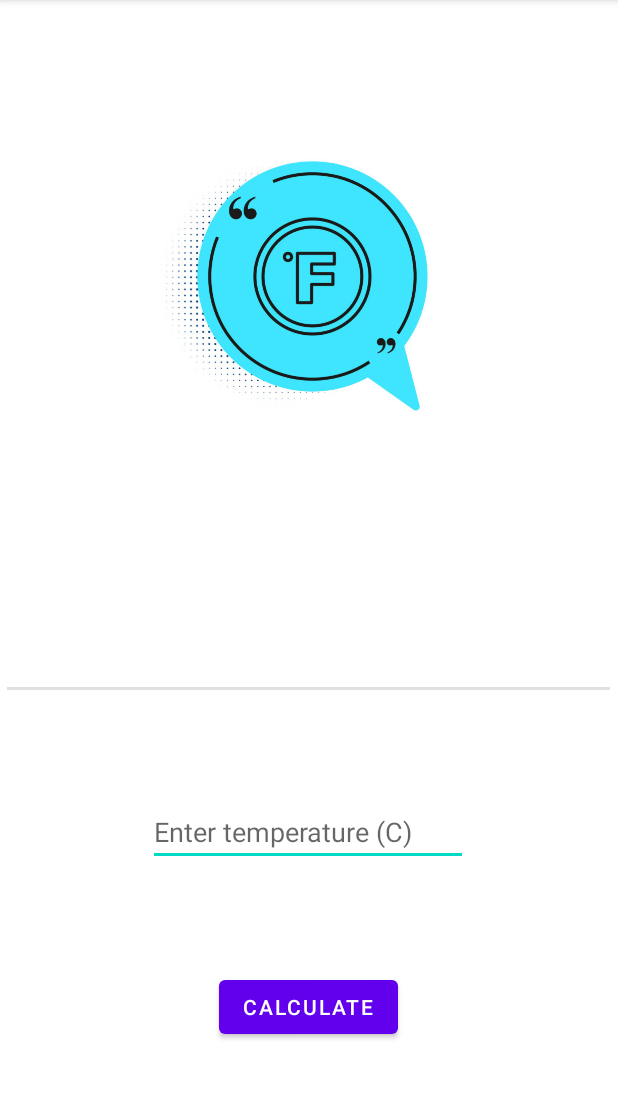
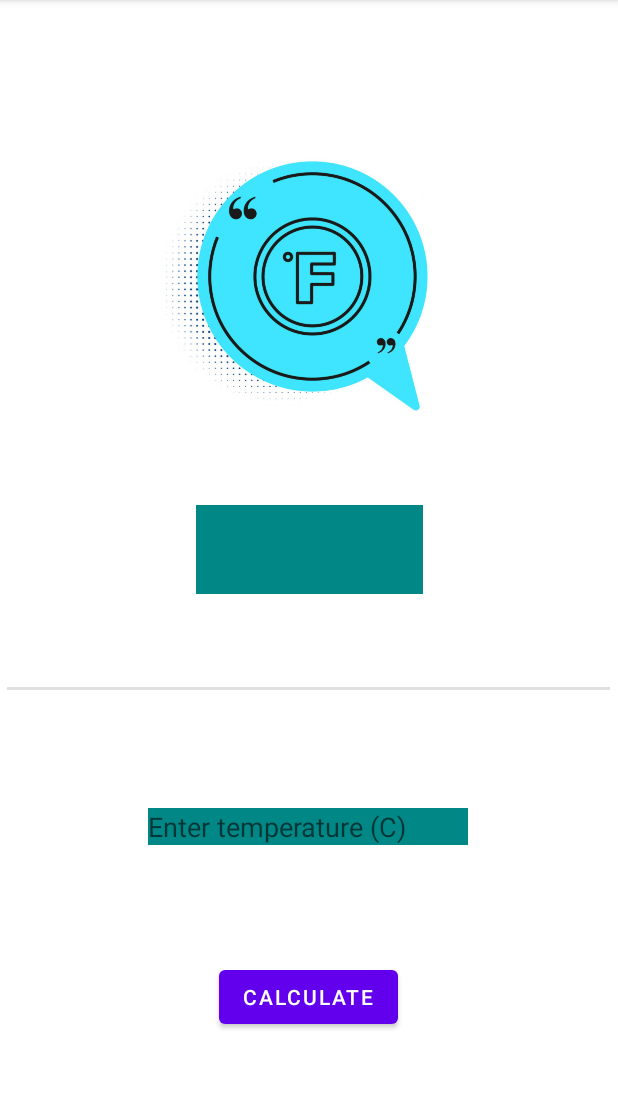
Before and after one commit to cainlouis/Temperature_Converter, an Android app: the screen it shows after launch (MainActivity), on a phone screen of 412 x 824 dp, the part 84-1183 px from its top. Run offline under Robolectric (Android 15) with nearby library versions, the phone set to English and light mode, and no system bars.

Commit message:
add styles and colors

```diff
--- a/app/build.gradle
+++ b/app/build.gradle
@@ -29,6 +29,8 @@ android {
     kotlinOptions {
         jvmTarget = '1.8'
     }
+    compileSdkVersion 31
+    buildToolsVersion '31.0.0'
 }
 
 dependencies {
--- a/app/src/main/res/layout-sw600dp/activity_main.xml
+++ b/app/src/main/res/layout-sw600dp/activity_main.xml
@@ -7,25 +7,45 @@
 
     <EditText
         android:id="@+id/editTextTextPersonName"
-        android:layout_width="wrap_content"
-        android:layout_height="wrap_content"
+        style="@style/widthSize.EditText"
         android:layout_marginStart="31dp"
         android:layout_marginLeft="31dp"
         android:layout_marginTop="542dp"
         android:ems="10"
-        android:inputType="textPersonName"
-        android:text="Name"
+        android:hint="@string/hint_editText"
         app:layout_constraintStart_toStartOf="parent"
         app:layout_constraintTop_toTopOf="parent" />
 
-    <TextView
-        android:id="@+id/textView"
+    <Button
+        android:id="@+id/button"
         android:layout_width="wrap_content"
         android:layout_height="wrap_content"
-        android:layout_marginBottom="69dp"
-        android:text="TextView"
-        app:layout_constraintBottom_toTopOf="@+id/editTextTextPersonName"
+        android:layout_marginStart="86dp"
+        android:layout_marginLeft="86dp"
+        android:text="@string/calculate_btn"
+        app:layout_constraintBaseline_toBaselineOf="@+id/editTextTextPersonName"
+        app:layout_constraintStart_toEndOf="@+id/editTextTextPersonName" />
+
+    <TextView
+        android:id="@+id/textView2"
+        android:layout_width="81dp"
+        android:layout_height="0dp"
+        android:layout_marginStart="115dp"
+        android:layout_marginLeft="115dp"
+        android:layout_marginTop="8dp"
+        app:layout_constraintStart_toEndOf="@+id/button"
+        app:layout_constraintTop_toTopOf="@+id/button" />
+
+    <ImageView
+        android:id="@+id/imageView"
+        android:layout_width="205dp"
+        android:layout_height="201dp"
+        android:layout_marginTop="460dp"
+        android:clickable="false"
         app:layout_constraintEnd_toEndOf="parent"
-        app:layout_constraintHorizontal_bias="0.081"
-        app:layout_constraintStart_toStartOf="parent" />
+        app:layout_constraintHorizontal_bias="0.936"
+        app:layout_constraintStart_toStartOf="parent"
+        app:layout_constraintTop_toTopOf="parent"
+        app:srcCompat="@drawable/default_img" />
+
 </androidx.constraintlayout.widget.ConstraintLayout>
--- a/app/src/main/res/layout/activity_main.xml
+++ b/app/src/main/res/layout/activity_main.xml
@@ -8,11 +8,10 @@
 
     <EditText
         android:id="@+id/InputTextNumber"
-        android:layout_width="wrap_content"
-        android:layout_height="wrap_content"
+        style="@style/widthSize.EditText"
         android:layout_marginTop="15dp"
         android:ems="10"
-        android:hint="Enter temperature (C)"
+        android:hint="@string/hint_editText"
         android:inputType="number"
         app:layout_constraintBottom_toTopOf="@+id/CalculateButton"
         app:layout_constraintEnd_toEndOf="parent"
@@ -27,7 +26,7 @@
         android:layout_height="wrap_content"
         android:layout_marginTop="14dp"
         android:layout_marginBottom="16dp"
-        android:text="Calculate"
+        android:text="@string/calculate_btn"
         app:layout_constraintBottom_toBottomOf="parent"
         app:layout_constraintEnd_toEndOf="parent"
         app:layout_constraintHorizontal_bias="0.498"
@@ -48,6 +47,7 @@
 
     <TextView
         android:id="@+id/ResultTextView"
+        style="@style/widthSize.TextView1"
         android:layout_width="151dp"
         android:layout_height="59dp"
         android:layout_marginTop="24dp"
--- a/app/src/main/res/values/strings.xml
+++ b/app/src/main/res/values/strings.xml
@@ -1,3 +1,5 @@
 <resources>
     <string name="app_name">TemperatureConverter</string>
+    <string name="hint_editText">Enter temperature (C)</string>
+    <string name="calculate_btn">Calculate</string>
 </resources>
--- a/app/src/main/res/values/syles.xml
+++ b/app/src/main/res/values/syles.xml
@@ -1,5 +1,20 @@
 <?xml version="1.0" encoding="utf-8"?>
 <resources>
 
+    <style name="widthSize">
+        <item name="android:layout_width">wrap_content</item>
+        <item name="android:layout_height">wrap_content</item>
+
+    </style>
+    <style name="widthSize.EditText" >
+        <item name="android:textColor">@color/black</item>
+        <item name="android:background">@color/teal_700</item>
+    </style>
+
+    <style name="widthSize.TextView1">
+        <item name="android:textColor">@color/purple_200</item>
+        <item name="android:background">@color/teal_700</item>
+    </style>
+
 
 </resources>
```
